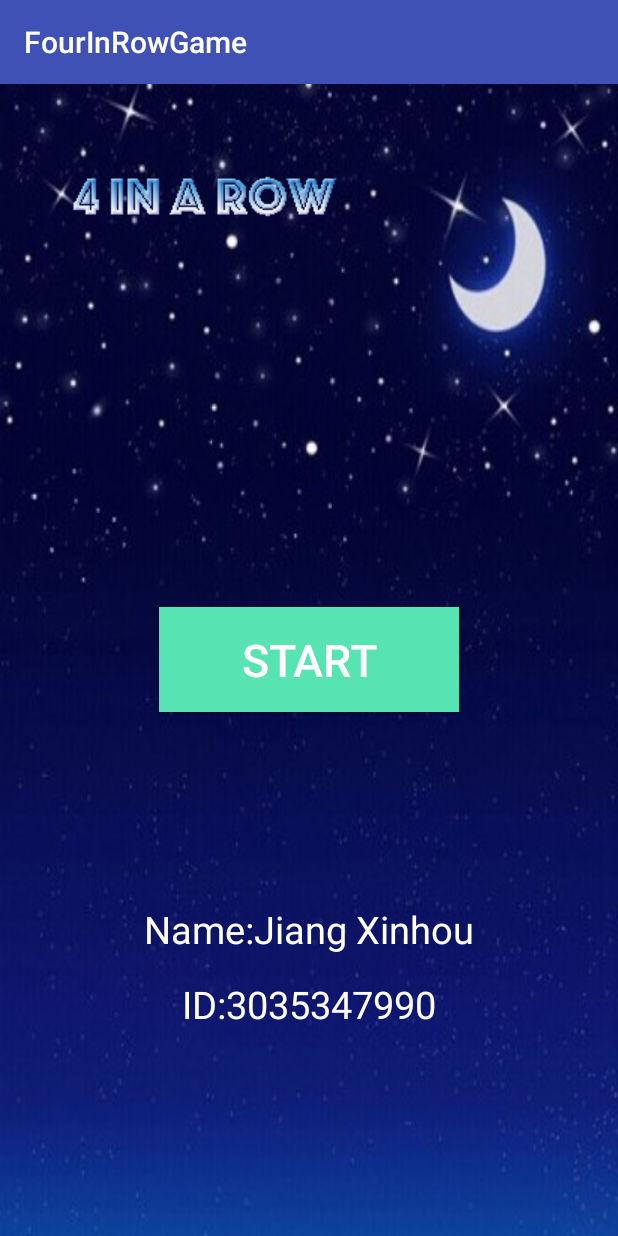
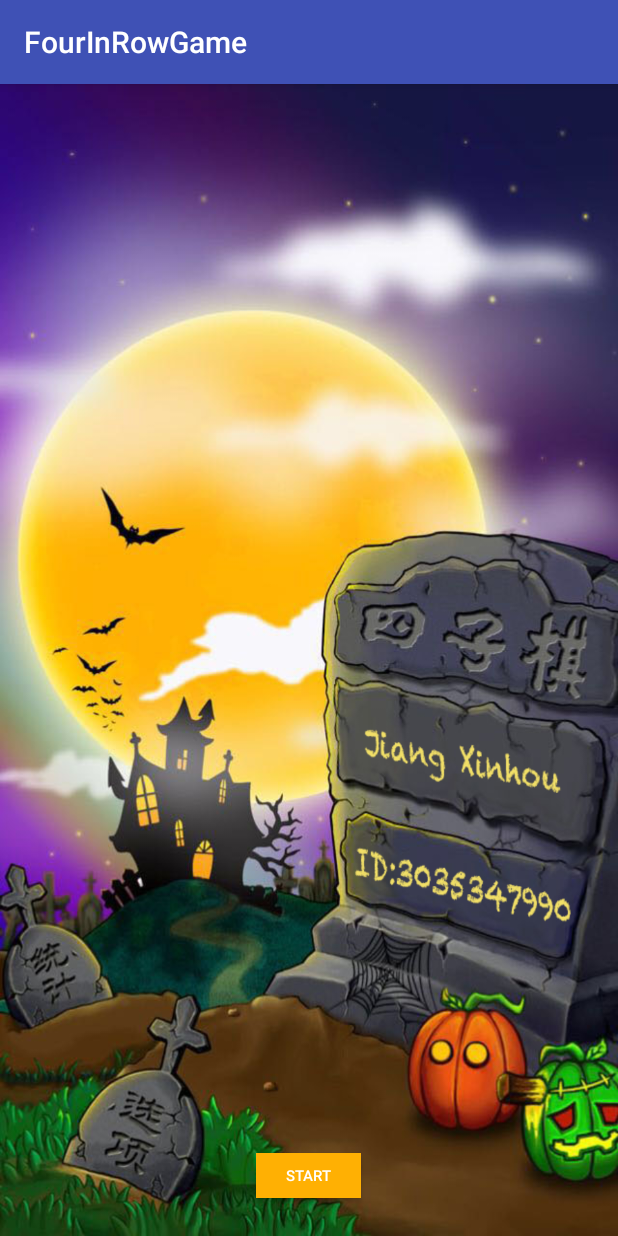
Before and after one commit to jiangxh1992/FourInRowGame, an Android app: the screen it shows after launch (MainActivity), on a phone screen of 412 x 824 dp. Run offline under Robolectric (Android 15) with nearby library versions, the phone set to English and light mode, and no system bars.

Commit message:
UI界面美化更新；

```diff
--- a/app/src/main/res/layout/activity_game.xml
+++ b/app/src/main/res/layout/activity_game.xml
@@ -13,7 +13,7 @@
     <RelativeLayout
         android:id="@+id/game_header"
         android:layout_width="fill_parent"
-        android:layout_height="200px"
+        android:layout_height="300px"
         android:background="@drawable/game_header"
         android:layout_weight="0">
 
@@ -87,7 +87,7 @@
     <RelativeLayout
         android:id="@+id/game_footer"
         android:layout_width="fill_parent"
-        android:layout_height="150px"
+        android:layout_height="200px"
         android:layout_weight="0"
         android:background="@drawable/game_footer">
 
--- a/app/src/main/res/layout/activity_main.xml
+++ b/app/src/main/res/layout/activity_main.xml
@@ -11,47 +11,14 @@
 
     <Button
         android:text="START"
-        android:textSize="30dp"
-        android:layout_width="200sp"
-        android:layout_height="70sp"
-        android:layout_centerVertical="true"
+        android:textSize="10dp"
+        android:layout_width="70sp"
+        android:layout_height="30sp"
+        android:id="@+id/startbutton"
+        android:textColor="#FFFFFF"
+        android:background="#ffb003"
+        android:layout_alignParentBottom="true"
         android:layout_centerHorizontal="true"
-        android:id="@+id/startbutton"
-        android:background="#58E3B3"
-        android:textColor="#FFFFFF" />
-
-    <TextView
-        android:text="Name:Jiang Xinhou"
-        android:layout_width="wrap_content"
-        android:layout_height="wrap_content"
-        android:layout_below="@+id/startbutton"
-        android:layout_centerHorizontal="true"
-        android:layout_marginTop="127dp"
-        android:id="@+id/studentName"
-        android:textSize="25sp"
-        android:textColor="@android:color/background_light" />
-
-    <TextView
-        android:text="ID:3035347990"
-        android:layout_width="wrap_content"
-        android:layout_height="wrap_content"
-        android:layout_below="@+id/studentName"
-        android:layout_centerHorizontal="true"
-        android:layout_marginTop="15dp"
-        android:textSize="25sp"
-        android:textColor="@android:color/background_light"
-        android:id="@+id/studentID" />
-
-    <ImageView
-        android:layout_width="wrap_content"
-        android:layout_height="wrap_content"
-        app:srcCompat="@drawable/game_title"
-        android:id="@+id/imageView"
-        android:layout_marginTop="26dp"
-        android:layout_alignParentTop="true"
-        android:layout_alignParentLeft="true"
-        android:layout_alignParentStart="true"
-        android:layout_marginLeft="30dp"
-        android:layout_marginStart="30dp" />
+        android:layout_marginBottom="25dp" />
 
 </RelativeLayout>
```
Also changed, not shown: app/src/main/res/drawable/bg.png, 1 other file.
